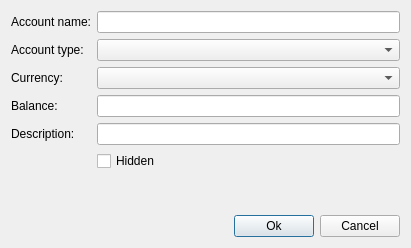
sergey196510/mycash, file editaccount.ui: the form before one commit.
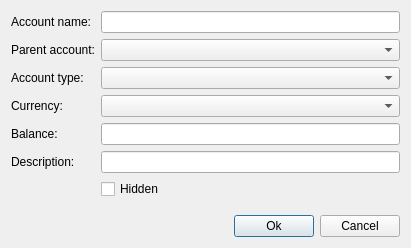
The form after the commit. Custom widgets are drawn as their Qt base class.

```diff
--- a/editaccount.ui
+++ b/editaccount.ui
@@ -16,17 +16,17 @@
   <layout class="QVBoxLayout" name="verticalLayout">
    <item>
     <layout class="QGridLayout" name="gridLayout">
-     <item row="1" column="1">
+     <item row="2" column="1">
       <widget class="AccountTypeComboBox" name="typeBox"/>
      </item>
-     <item row="1" column="0">
+     <item row="2" column="0">
       <widget class="QLabel" name="label_2">
        <property name="text">
         <string>Account type:</string>
        </property>
       </widget>
      </item>
-     <item row="4" column="0">
+     <item row="5" column="0">
       <widget class="QLabel" name="label_4">
        <property name="text">
         <string>Description:</string>
@@ -40,10 +40,10 @@
        </property>
       </widget>
      </item>
-     <item row="3" column="1">
+     <item row="4" column="1">
       <widget class="currencyEdit" name="balanceSpinBox"/>
      </item>
-     <item row="3" column="0">
+     <item row="4" column="0">
       <widget class="QLabel" name="label_3">
        <property name="text">
         <string>Balance:</string>
@@ -53,26 +53,36 @@
      <item row="0" column="1">
       <widget class="QLineEdit" name="nameEdit"/>
      </item>
-     <item row="4" column="1">
+     <item row="5" column="1">
       <widget class="QLineEdit" name="descrEdit"/>
      </item>
-     <item row="2" column="0">
+     <item row="3" column="0">
       <widget class="QLabel" name="label_5">
        <property name="text">
         <string>Currency:</string>
        </property>
       </widget>
      </item>
-     <item row="2" column="1">
+     <item row="3" column="1">
       <widget class="CurrencyComboBox" name="currencyBox"/>
      </item>
-     <item row="5" column="1">
+     <item row="6" column="1">
       <widget class="QCheckBox" name="hiddenBox">
        <property name="text">
         <string>Hidden</string>
        </property>
       </widget>
      </item>
+     <item row="1" column="0">
+      <widget class="QLabel" name="label_6">
+       <property name="text">
+        <string>Parent account:</string>
+       </property>
+      </widget>
+     </item>
+     <item row="1" column="1">
+      <widget class="AccountComboBox" name="parentBox"/>
+     </item>
     </layout>
    </item>
    <item>
@@ -127,6 +137,11 @@
    <extends>QPushButton</extends>
    <header location="global">widgets/okpushbutton.h</header>
   </customwidget>
+  <customwidget>
+   <class>AccountComboBox</class>
+   <extends>QComboBox</extends>
+   <header location="global">widgets/accountcombobox.h</header>
+  </customwidget>
   <customwidget>
    <class>currencyEdit</class>
    <extends>QLineEdit</extends>
@@ -142,6 +157,11 @@
    <extends>QComboBox</extends>
    <header location="global">widgets/accounttypecombobox.h</header>
   </customwidget>
+  <customwidget>
+   <class>CancelPushButton</class>
+   <extends>QPushButton</extends>
+   <header location="global">widgets/cancelpushbutton.h</header>
+  </customwidget>
  </customwidgets>
  <tabstops>
   <tabstop>nameEdit</tabstop>
```
Left out of the diff: 6 changed lines with no effect on the pictures.
